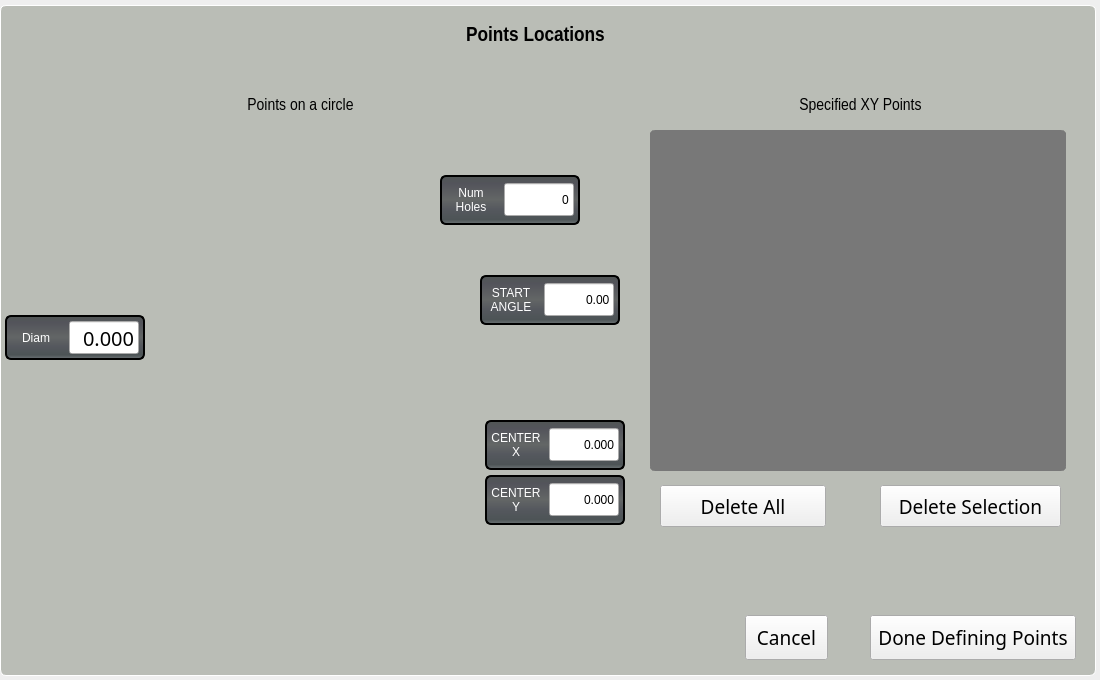
This is mindovercncmill/widgets/conversational/ui/hole_locations.ui in 85vmh/mindovercncmill as Qt 5 draws it before an edit. The edited form follows.
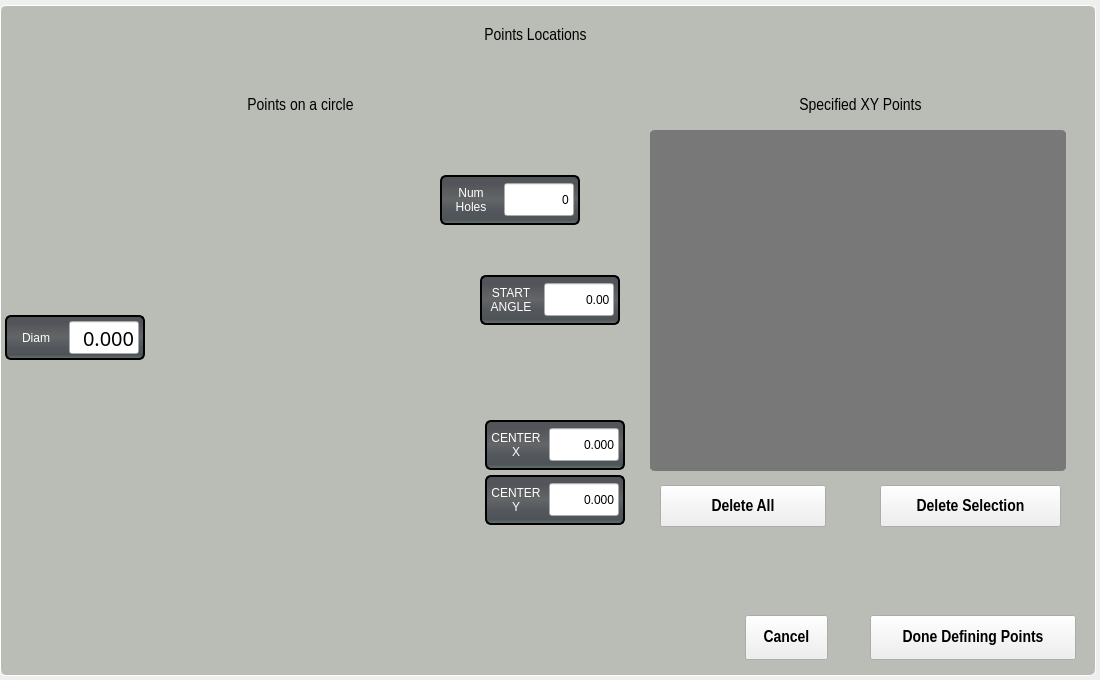
This is the edited form. Icons and pictures are not drawn. Custom widgets are drawn as their Qt base class.

What changed in the file:
```diff
--- a/mindovercncmill/widgets/conversational/ui/hole_locations.ui
+++ b/mindovercncmill/widgets/conversational/ui/hole_locations.ui
@@ -601,9 +601,7 @@
     <property name="font">
      <font>
       <family>Liberation Sans Narrow</family>
-      <pointsize>16</pointsize>
-      <weight>75</weight>
-      <bold>true</bold>
+      <pointsize>13</pointsize>
      </font>
     </property>
     <property name="styleSheet">
@@ -639,8 +637,10 @@
     </property>
     <property name="font">
      <font>
-      <family>Bebas Kai</family>
-      <pointsize>14</pointsize>
+      <family>Liberation Sans Narrow</family>
+      <pointsize>13</pointsize>
+      <weight>75</weight>
+      <bold>true</bold>
      </font>
     </property>
     <property name="text">
@@ -730,8 +730,10 @@
     </property>
     <property name="font">
      <font>
-      <family>Bebas Kai</family>
-      <pointsize>14</pointsize>
+      <family>Liberation Sans Narrow</family>
+      <pointsize>13</pointsize>
+      <weight>75</weight>
+      <bold>true</bold>
      </font>
     </property>
     <property name="text">
@@ -886,8 +888,10 @@
     </property>
     <property name="font">
      <font>
-      <family>Bebas Kai</family>
-      <pointsize>14</pointsize>
+      <family>Liberation Sans Narrow</family>
+      <pointsize>13</pointsize>
+      <weight>75</weight>
+      <bold>true</bold>
      </font>
     </property>
     <property name="text">
@@ -905,8 +909,10 @@
     </property>
     <property name="font">
      <font>
-      <family>Bebas Kai</family>
-      <pointsize>14</pointsize>
+      <family>Liberation Sans Narrow</family>
+      <pointsize>13</pointsize>
+      <weight>75</weight>
+      <bold>true</bold>
      </font>
     </property>
     <property name="text">
```
Left out of the diff: 3 changed lines with no effect on the pictures.
